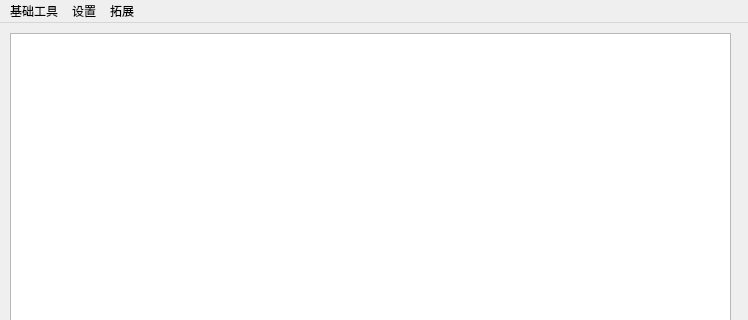
This is untitled.ui in uercal/SecretComputer as Qt 5 draws it before an edit; both pictures show x 0 to 748 and y 0 to 320 of the 748 by 540 pixel window. The edited form follows.
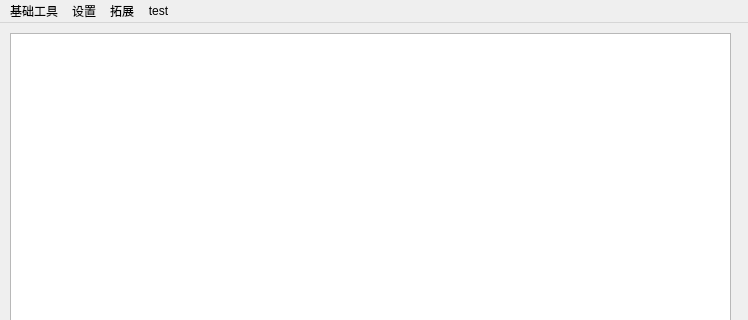
This is the edited form.

The edit to the form file:
```diff
--- a/untitled.ui
+++ b/untitled.ui
@@ -134,9 +134,16 @@
     </property>
     <addaction name="actionconfig"/>
    </widget>
+   <widget class="QMenu" name="menutest">
+    <property name="title">
+     <string>test</string>
+    </property>
+    <addaction name="actionfiveEmptyBindInter"/>
+   </widget>
    <addaction name="menu"/>
    <addaction name="menu_3"/>
    <addaction name="menu_2"/>
+   <addaction name="menutest"/>
   </widget>
   <widget class="QStatusBar" name="statusbar"/>
   <action name="actionjiaoji">
```
Left out of the diff: 11 changed lines with no effect on the pictures.
